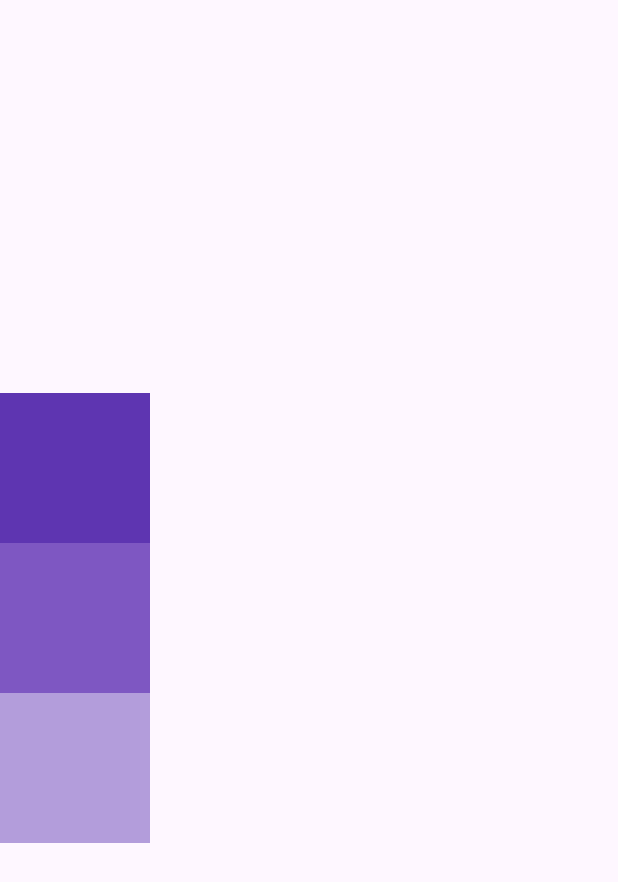
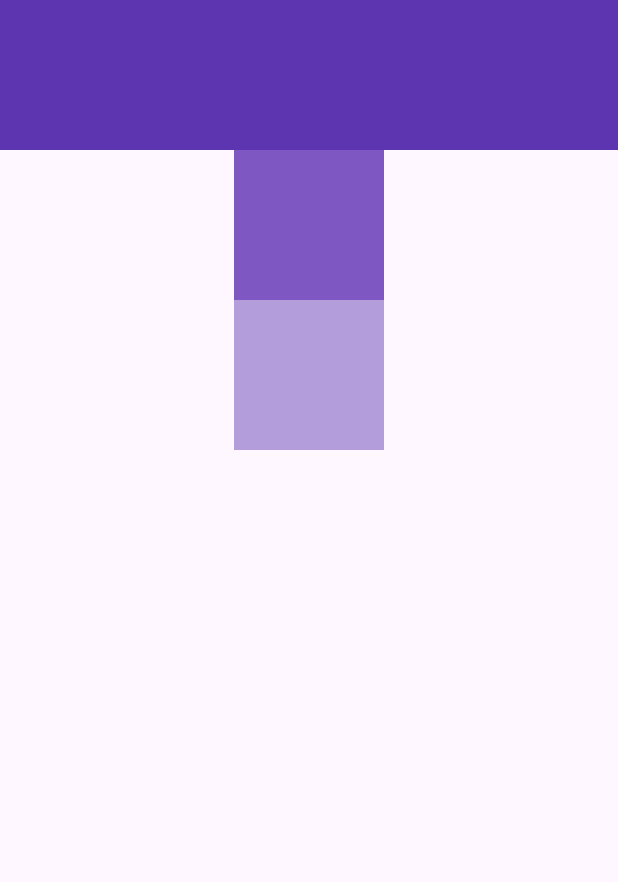
Before and after one commit to Drew-space/30_flutter_widgets, a Flutter app: the screen it shows after launch, on a phone screen of 412 x 824 dp. Shown: the top 882 px of the screen. Run offline on Flutter 3.47's test engine with Material 3 defaults, Android fonts, the phone set to English and light mode, and no system bars.

Commit message:
Refactor HomePage layout to adjust mainAxisAlignment and remove width from the first Container for improved layout consistency

```diff
--- a/lib/pages/home.dart
+++ b/lib/pages/home.dart
@@ -7,10 +7,13 @@ class HomePage extends StatelessWidget {
   Widget build(BuildContext context) {
     return Scaffold(
       body: Column(
-        mainAxisAlignment: MainAxisAlignment.center,
+        mainAxisAlignment: MainAxisAlignment.start,
+        crossAxisAlignment: CrossAxisAlignment.center,
         children: [
-          Container(height: 100, width: 100, color: Colors.deepPurple[600]),
+          Container(height: 100, color: Colors.deepPurple[600]),
+
           Container(height: 100, width: 100, color: Colors.deepPurple[400]),
+
           Container(height: 100, width: 100, color: Colors.deepPurple[200]),
         ],
       ),
```
